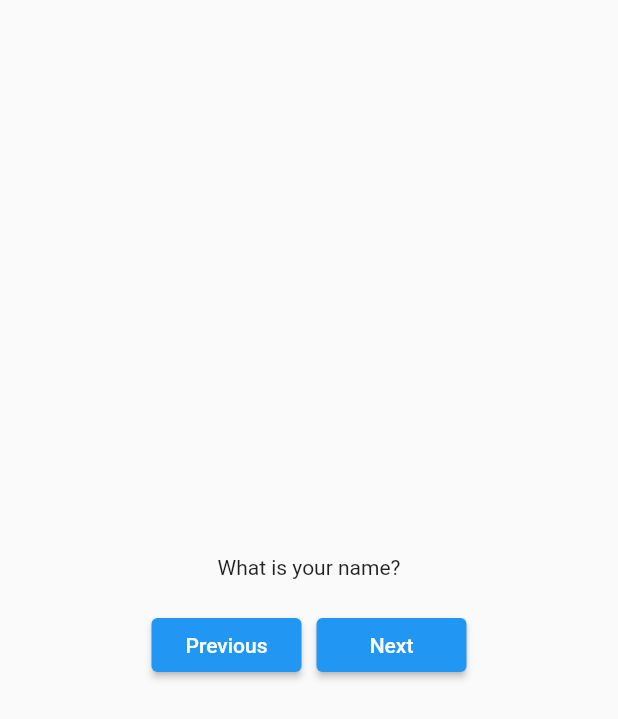
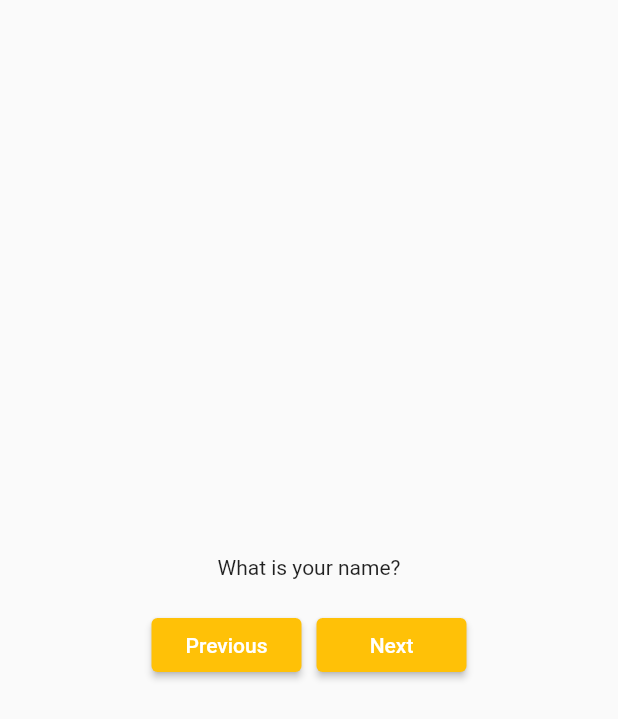
Before and after one commit to ShubhamTrip/Flutter-From-Mac, a Flutter app: the screen it shows after launch, on a phone screen of 412 x 824 dp. Shown: the top 719 px of the screen. Run offline on Flutter 3.47's test engine with Material 2 defaults, Android fonts, the phone set to English and light mode, and no system bars.

Commit message:
Changes made

```diff
--- a/applearn1/lib/main.dart
+++ b/applearn1/lib/main.dart
@@ -32,6 +32,7 @@ class _MainState extends State<Main> {
   @override
   Widget build(BuildContext context) {
     return MaterialApp(
+      debugShowCheckedModeBanner: false,
       home: Scaffold(
         body: SafeArea(
           child: Center(
@@ -48,10 +49,15 @@ class _MainState extends State<Main> {
                   SizedBox(
                     width: 100,
                     child: ElevatedButton(
-                        onPressed: () {
-                          lastOues();
-                        },
-                        child: Text('Previous')),
+                      onPressed: () {
+                        lastOues();
+                      },
+                      // Method one..
+                      style: ButtonStyle(
+                          backgroundColor:
+                              MaterialStateProperty.all(Colors.amber)),
+                      child: Text('Previous'),
+                    ),
                   ),
                   SizedBox(width: 10),
                   SizedBox(
@@ -60,6 +66,9 @@ class _MainState extends State<Main> {
                         onPressed: () {
                           changeQues();
                         },
+                        // Method 2..
+                        style: ElevatedButton.styleFrom(
+                            backgroundColor: Colors.amber),
                         child: Text('Next')),
                   )
                 ],
```
Also changed, not shown: 1 other file.
